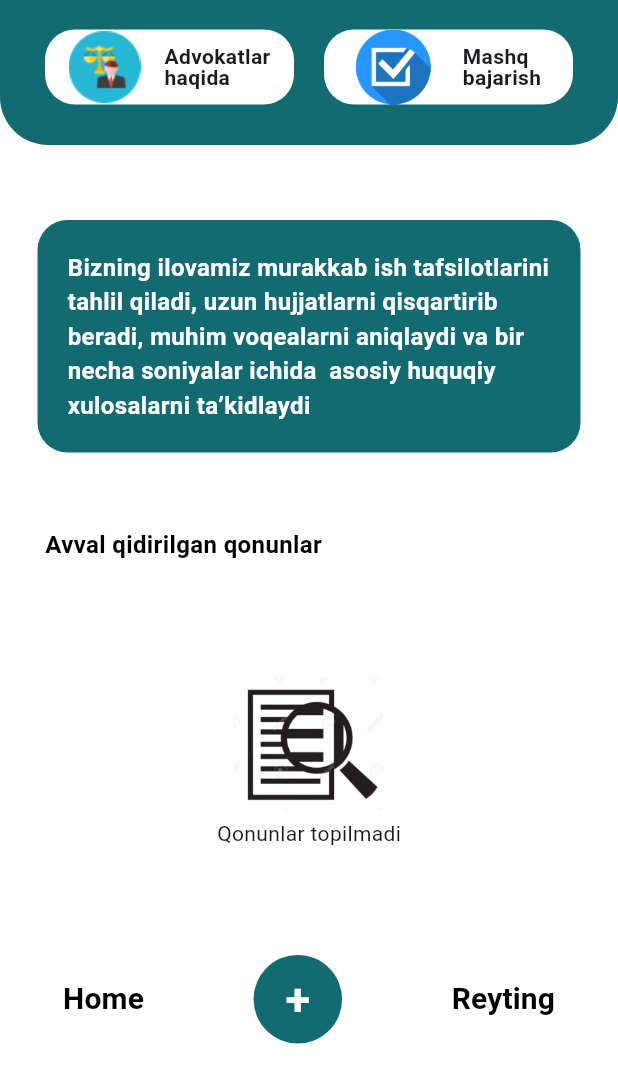
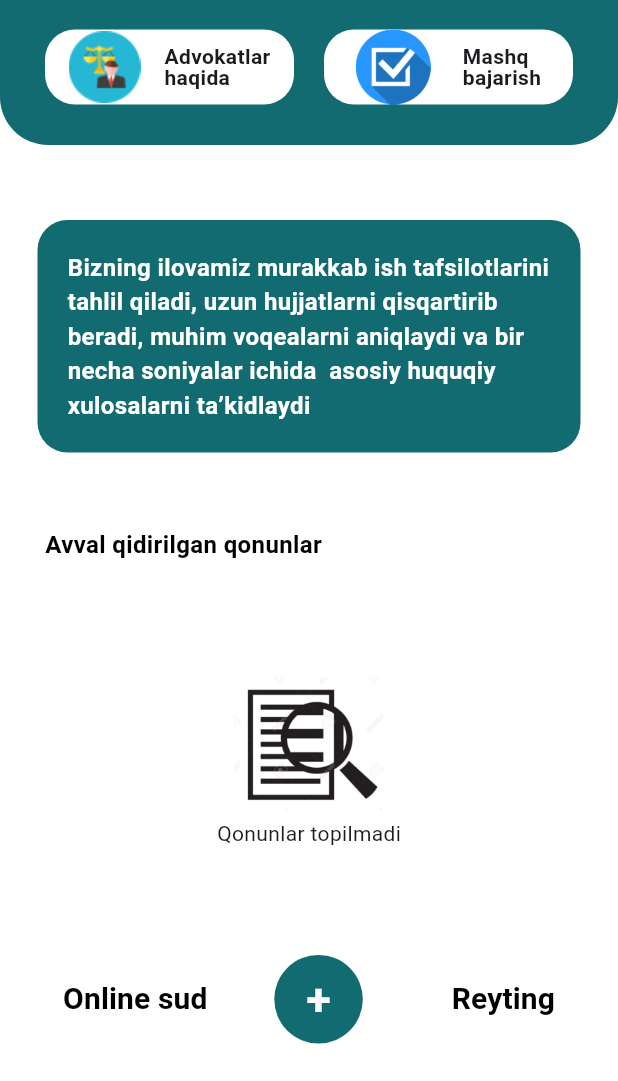
Before and after one commit to Primberdiyev/Men-Fuqoro-AI-Winners, a Flutter app: the HomePage screen opened by its route, on a phone screen of 412 x 824 dp, the part 155-1236 px from its top. Run offline on Flutter 3.47's test engine with Material 3 defaults, Android fonts, the phone set to English and light mode, and no system bars; our stand-ins replace cloud_firestore, firebase_core, flutter_svg, google_generative_ai, hive, hive_flutter; missing offline and left inert: string_similarity; accounts and stored records are empty; project files that could hold a hidden picture were left out.

Commit message:
online sud is added

```diff
--- a/lib/features/main/pages/home_page.dart
+++ b/lib/features/main/pages/home_page.dart
@@ -87,24 +87,29 @@ class _HomePageState extends State<HomePage> {
           right: 30,
         ),
         child: Row(
-          mainAxisAlignment: MainAxisAlignment.spaceBetween,
+          //   mainAxisAlignment: MainAxisAlignment.spaceBetween,
           children: [
             TextButton(
-              onPressed: () {},
+              onPressed: () {
+                Navigator.pushNamed(context, RouteNames.sud);
+              },
               child: Text(
-                AppTexts.home,
+                AppTexts.sud,
                 style: AppTextStyles.body18W600.copyWith(
                   color: AppColors.black,
                   fontSize: 20,
                 ),
               ),
             ),
+            SizedBox(
+              width: 30,
+            ),
             Container(
               decoration: BoxDecoration(
                   shape: BoxShape.circle, color: AppColors.mainColor),
               child: TextButton(
                 onPressed: () {
-                    Navigator.pushNamed(context, RouteNames.chat);
+                  Navigator.pushNamed(context, RouteNames.chat);
                 },
                 child: Text(
                   '+',
@@ -113,6 +118,7 @@ class _HomePageState extends State<HomePage> {
                 ),
               ),
             ),
+            Spacer(),
             TextButton(
               onPressed: () {
                 Navigator.pushNamed(context, RouteNames.rating);
--- a/lib/features/routes/app_routes.dart
+++ b/lib/features/routes/app_routes.dart
@@ -5,6 +5,7 @@ import 'package:men_fuqoro_ai/features/main/pages/chat_page.dart';
 import 'package:men_fuqoro_ai/features/main/pages/do_task_page.dart';
 import 'package:men_fuqoro_ai/features/main/pages/home_page.dart';
 import 'package:men_fuqoro_ai/features/main/pages/rating_page.dart';
+import 'package:men_fuqoro_ai/features/main/pages/sud_page.dart';
 import 'package:men_fuqoro_ai/features/routes/route_names.dart';
 
 Route generateRoute(RouteSettings settings) {
@@ -33,6 +34,8 @@ Route generateRoute(RouteSettings settings) {
       return MaterialPageRoute(
         builder: (_) => LawyerListPage(),
       );
+    case RouteNames.sud:
+      return MaterialPageRoute(builder: (_) => SudPage());
   }
   return MaterialPageRoute(
     builder: (_) => IntroPage(),
--- a/lib/features/routes/route_names.dart
+++ b/lib/features/routes/route_names.dart
@@ -4,6 +4,6 @@ class RouteNames {
   static const chat = '/chat';
   static const doTask = 'doTask';
   static const rating = '/rating';
-
+  static const sud = '/sud';
   static const lawyers = '/lawyers';
 }
--- a/lib/features/utils/app_images.dart
+++ b/lib/features/utils/app_images.dart
@@ -6,4 +6,6 @@ class AppImages {
   static const tasks = 'assets/images/tasks.png';
   static const document = 'assets/images/document1.png';
   static const main = 'assets/images/main.png';
+  static const courtroom = 'assets/images/courtroom.png';
+  static const microphone = 'assets/images/microphone.png';
 }
--- a/lib/features/utils/app_texts.dart
+++ b/lib/features/utils/app_texts.dart
@@ -14,6 +14,7 @@ class AppTexts {
   static const menFuqoroAI = 'Men Fuqoro AI';
   static const typeMessage = 'So\'rov matnini kiriting';
   static const home = 'Home';
+  static const sud = 'Online sud';
   static const introduceLawyer = 'Advokatlar\nhaqida';
   static const doTask = 'Mashq\nbajarish';
   static const rate = 'Reyting';
```
Also changed, not shown: lib/features/main/pages/sud_page.dart (added, +72 -0 lines), assets/images/courtroom.png (added), assets/images/microphone.png (added).
